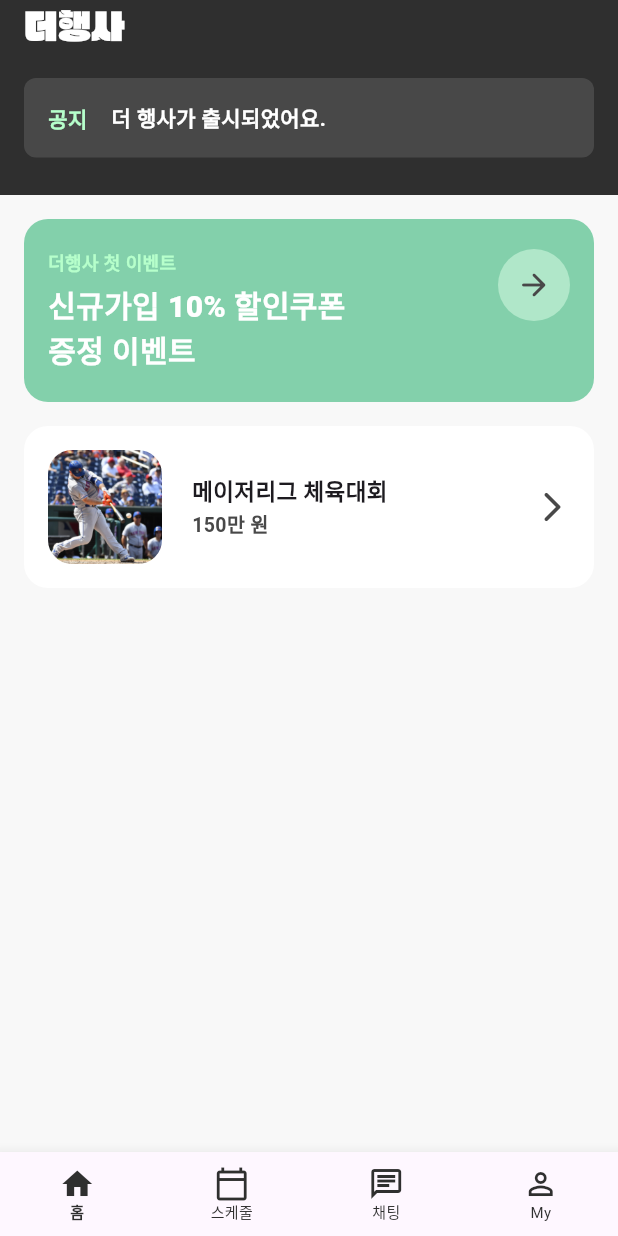
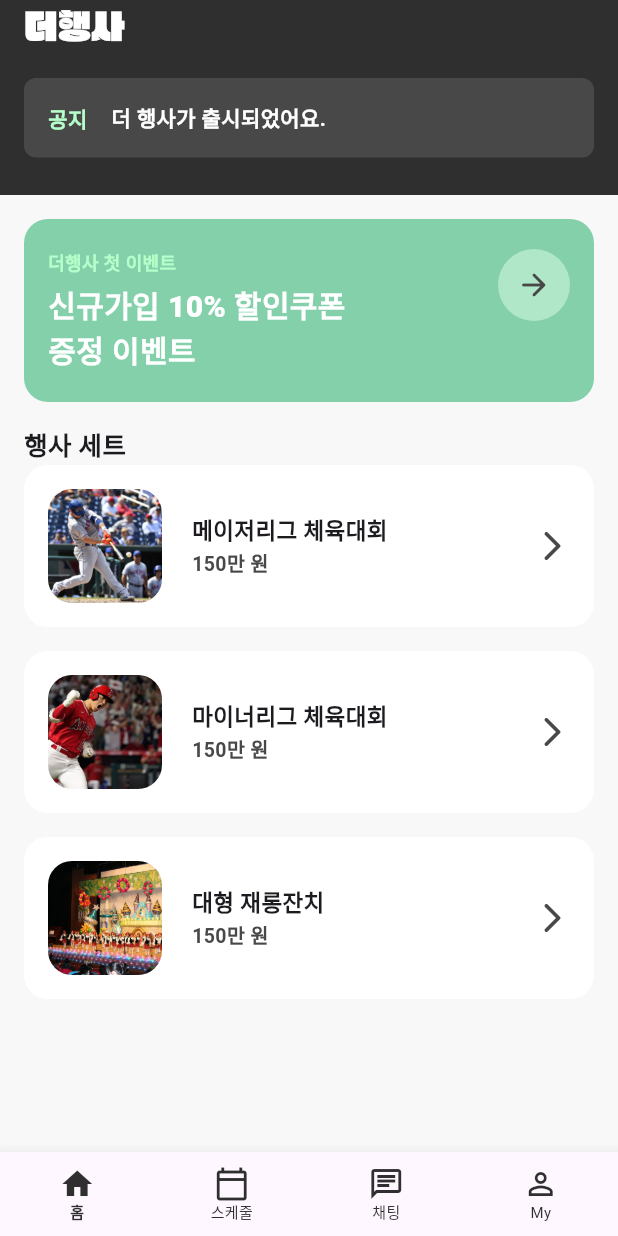
Before and after one commit to nx006/B612-Flutter-UI, a Flutter app: the screen it shows after launch, on a phone screen of 412 x 824 dp. Run offline on Flutter 3.47's test engine with Material 2 defaults, Android fonts, the light colour scheme and no system bars; our stand-ins replace flutter_riverpod, freezed_annotation; generated files the repository leaves out were written again.

Commit message:
feat: EventScrollView 생성

```diff
--- a/lib/common/view/homepage.dart
+++ b/lib/common/view/homepage.dart
@@ -1,5 +1,6 @@
 import 'package:b612_flutter_ui/common/layout/default_layout.dart';
 import 'package:b612_flutter_ui/event/component/event_card.dart';
+import 'package:b612_flutter_ui/event/component/event_list_view.dart';
 import 'package:b612_flutter_ui/promotion/component/promotion_card.dart';
 import 'package:flutter/material.dart';
 
@@ -8,26 +9,26 @@ class HomePage extends StatelessWidget {
 
   @override
   Widget build(BuildContext context) {
-    return DefaultLayout(
+    return const DefaultLayout(
         child: Center(
       child: Padding(
-        padding: const EdgeInsets.all(16.0),
+        padding: EdgeInsets.all(16.0),
         child: Column(
-          crossAxisAlignment: CrossAxisAlignment.center,
+          crossAxisAlignment: CrossAxisAlignment.start,
           children: [
-            const PromotionCard(),
-            const SizedBox(
+            PromotionCard(),
+            SizedBox(
               height: 16,
             ),
-            EventCard(
-              image: Image.asset(
-                'asset/images/event1.jpeg',
-                fit: BoxFit.cover,
-                width: 76,
-                height: 76,
+            Text(
+              '행사 세트',
+              style: TextStyle(
+                fontSize: 17.0,
+                fontWeight: FontWeight.w800,
               ),
-              name: '메이저리그 체육대회',
-              price: 150,
+            ),
+            Expanded(
+              child: EventListView(),
             ),
           ],
         ),
--- a/lib/event/component/event_card.dart
+++ b/lib/event/component/event_card.dart
@@ -1,19 +1,33 @@
 // ignore_for_file: public_member_api_docs, sort_constructors_first
+import 'package:b612_flutter_ui/event/model/event_model.dart';
 import 'package:flutter/material.dart';
 
 import 'package:b612_flutter_ui/common/const/colors.dart';
 
 class EventCard extends StatelessWidget {
-  final Image image;
+  final Image thumbnail;
   final String name;
   final int price;
 
   const EventCard({
     Key? key,
-    required this.image,
+    required this.thumbnail,
     required this.name,
     required this.price,
   }) : super(key: key);
+
+  factory EventCard.fromModel({
+    required EventModel model,
+  }) =>
+      EventCard(
+          thumbnail: Image.asset(
+            model.thumbnail,
+            fit: BoxFit.cover,
+            width: 76,
+            height: 76,
+          ),
+          name: model.title,
+          price: model.price);
 
   @override
   Widget build(BuildContext context) {
@@ -28,7 +42,7 @@ class EventCard extends StatelessWidget {
           children: [
             ClipRRect(
               borderRadius: BorderRadius.circular(16),
-              child: image,
+              child: thumbnail,
             ),
             Expanded(
               child: Padding(
--- /dev/null
+++ b/lib/event/component/event_list_view.dart
@@ -0,0 +1,23 @@
+import 'package:b612_flutter_ui/event/component/event_card.dart';
+import 'package:b612_flutter_ui/event/provider/event_provider.dart';
+import 'package:flutter/material.dart';
+import 'package:flutter_riverpod/flutter_riverpod.dart';
+
+class EventListView extends ConsumerWidget {
+  const EventListView({super.key});
+
+  @override
+  Widget build(BuildContext context, WidgetRef ref) {
+    final eventList = ref.watch(eventProvider);
+
+    return ListView.separated(
+      itemCount: eventList.length,
+      separatorBuilder: (context, index) => const SizedBox(height: 16),
+      itemBuilder: (context, index) {
+        return EventCard.fromModel(
+          model: eventList[index],
+        );
+      },
+    );
+  }
+}
--- a/lib/event/provider/event_provider.dart
+++ b/lib/event/provider/event_provider.dart
@@ -1,5 +1,10 @@
 import 'package:b612_flutter_ui/event/model/event_model.dart';
 import 'package:flutter_riverpod/flutter_riverpod.dart';
+
+final eventProvider =
+    StateNotifierProvider<EventStateNotifier, List<EventModel>>(
+  (ref) => EventStateNotifier(),
+);
 
 class EventStateNotifier extends StateNotifier<List<EventModel>> {
   EventStateNotifier() : super([..._initialState]);
--- a/lib/main.dart
+++ b/lib/main.dart
@@ -1,12 +1,13 @@
 import 'package:b612_flutter_ui/common/view/tab_view.dart';
 import 'package:flutter/material.dart';
+import 'package:flutter_riverpod/flutter_riverpod.dart';
 
 void main() {
-  runApp(const MyApp());
+  runApp(const ProviderScope(child: _App()));
 }
 
-class MyApp extends StatelessWidget {
-  const MyApp({super.key});
+class _App extends StatelessWidget {
+  const _App();
 
   // This widget is the root of your application.
   @override
```
Also changed, not shown: 1 other file.
